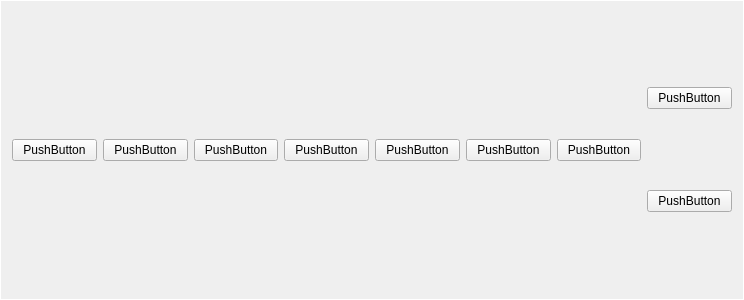
This is src/tools/tooloptions/transform_menu.ui in eyeon/Fixture as Qt 5 draws it before an edit. The edited form follows.
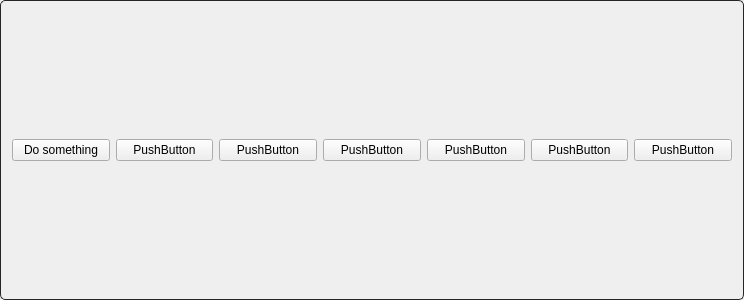
This is the edited form.

Commit message: Tool-Menu switcheroo

Patch:
```diff
--- a/src/tools/tooloptions/transform_menu.ui
+++ b/src/tools/tooloptions/transform_menu.ui
@@ -14,13 +14,13 @@
    <string>Frame</string>
   </property>
   <property name="styleSheet">
-   <string notr="true">QFrame { border: 1px solid #fff;}</string>
+   <string notr="true">QFrame { border: 1px solid #262626; border-radius: 5px; }</string>
   </property>
   <layout class="QHBoxLayout" name="horizontalLayout">
    <item>
     <widget class="QPushButton" name="pushButton">
      <property name="text">
-      <string>PushButton</string>
+      <string>Do something</string>
      </property>
     </widget>
    </item>
@@ -66,24 +66,6 @@
      </property>
     </widget>
    </item>
-   <item>
-    <layout class="QVBoxLayout" name="verticalLayout_2">
-     <item>
-      <widget class="QPushButton" name="pushButton_2">
-       <property name="text">
-        <string>PushButton</string>
-       </property>
-      </widget>
-     </item>
-     <item>
-      <widget class="QPushButton" name="pushButton_3">
-       <property name="text">
-        <string>PushButton</string>
-       </property>
-      </widget>
-     </item>
-    </layout>
-   </item>
   </layout>
  </widget>
  <resources/>
```
The commit also changes 10 other files.
